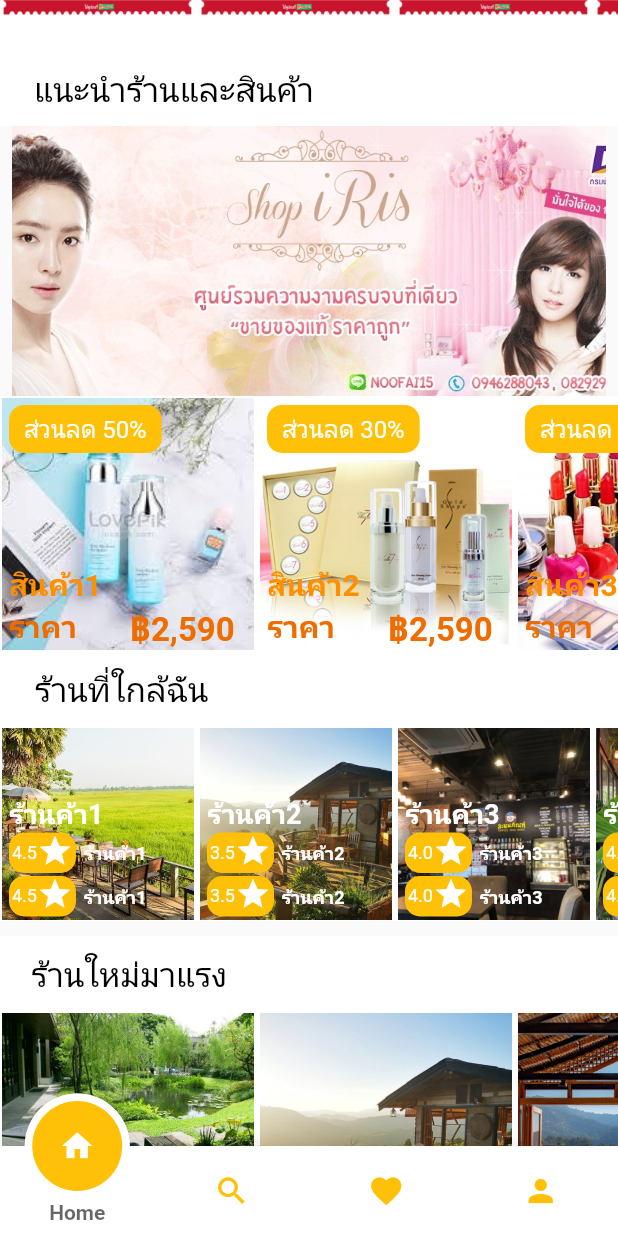
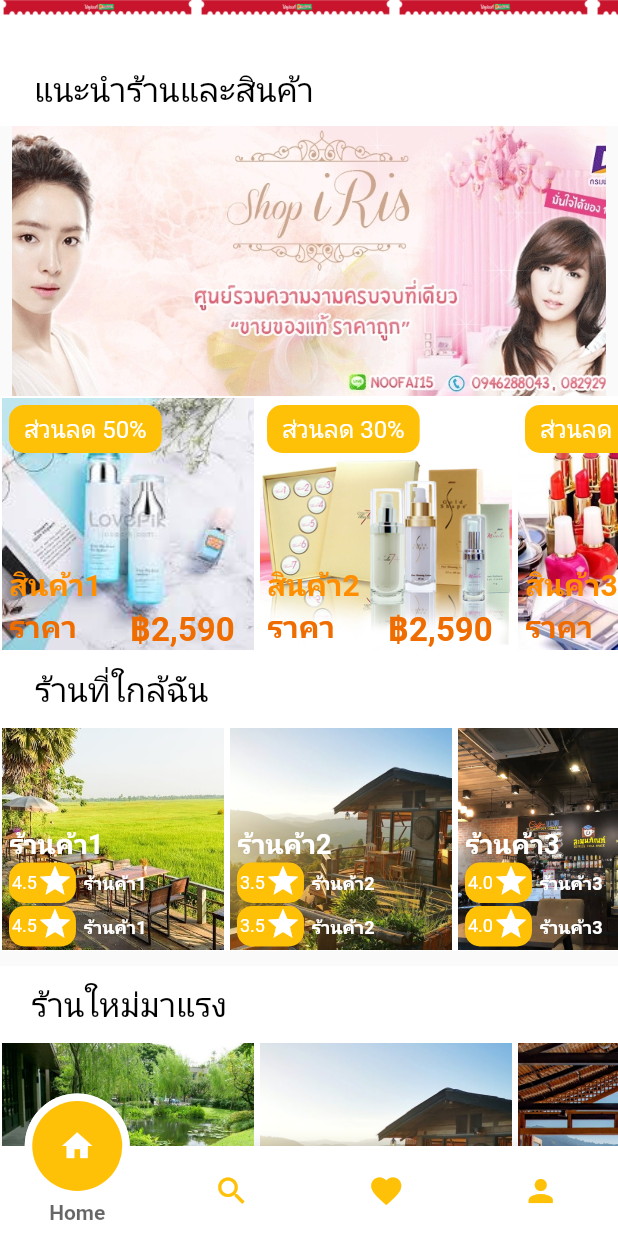
Before and after one commit to Thanayut-Dev/Customer-Flutterapp, a Flutter app: the screen it shows after launch, scrolled down 576 dp, on a phone screen of 412 x 824 dp. Run offline on Flutter 3.47's test engine with Material 2 defaults, Android fonts, the phone set to English and light mode, and no system bars; drawn by our look-alikes of carousel_slider, fancy_bottom_navigation.

```diff
--- a/lib/component/Homepage/SliderStoresnearmePage/SliderStoresnearmeShop.dart
+++ b/lib/component/Homepage/SliderStoresnearmePage/SliderStoresnearmeShop.dart
@@ -52,7 +52,7 @@ class SlideStoresnearmeShop extends StatelessWidget {
                 child: Row(
                   children: <Widget>[
                     Padding(
-                      padding: const EdgeInsets.only(top: 45.0, left: 5.0),
+                      padding: const EdgeInsets.only(top: 65.0, left: 5.0),
                       child: Container(
                         child: Text(
                           mocksup[index].title,
--- a/lib/component/Homepage/SliderStoresnearmePage/StoresnearmePage.dart
+++ b/lib/component/Homepage/SliderStoresnearmePage/StoresnearmePage.dart
@@ -9,7 +9,7 @@ class StoresnearmePage extends StatelessWidget {
   @override
   Widget build(BuildContext context) {
     return Container(
-      height: 130,
+      height: 150,
       color: Colors.white,
       child: SlideStoresnearmeShop(),
     );
```
